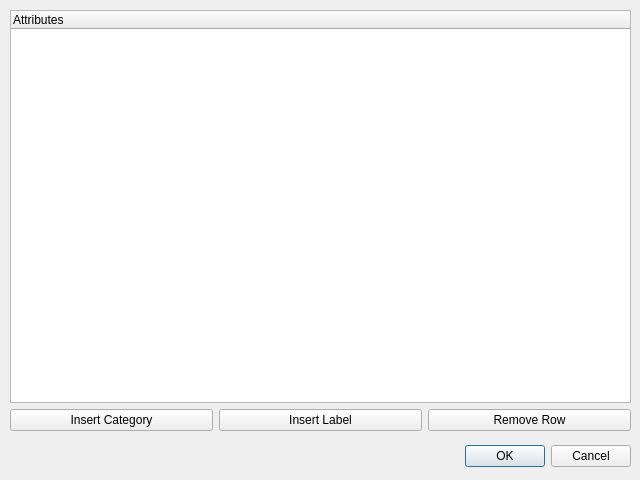
Before: the Qt Designer form modules/app/dialogannotation.ui in smartsenselab/SSAT, drawn with Qt 5.
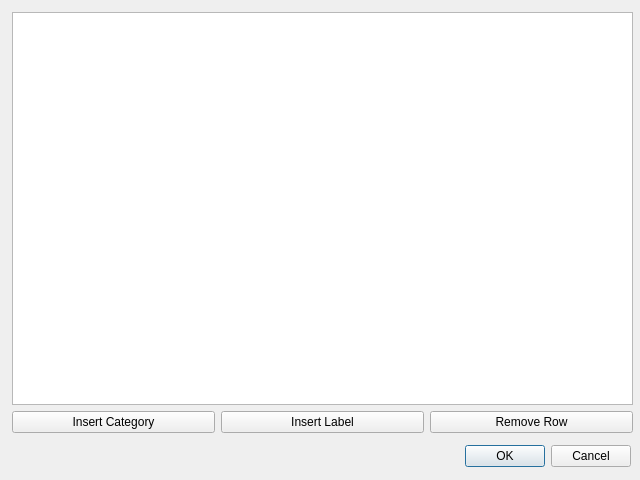
After: the same form once the commit is applied.

Commit message: Adding TreeModel class

Patch:
```diff
--- a/modules/app/dialogannotation.ui
+++ b/modules/app/dialogannotation.ui
@@ -32,24 +32,15 @@
   <widget class="QWidget" name="">
    <property name="geometry">
     <rect>
-     <x>10</x>
-     <y>10</y>
+     <x>12</x>
+     <y>12</y>
      <width>621</width>
      <height>421</height>
     </rect>
    </property>
    <layout class="QVBoxLayout" name="verticalLayout">
     <item>
-     <widget class="QTreeWidget" name="treeWidgetAttributes">
-      <property name="columnCount">
-       <number>1</number>
-      </property>
-      <column>
-       <property name="text">
-        <string>Attributes</string>
-       </property>
-      </column>
-     </widget>
+     <widget class="QTreeView" name="treeViewAttributes"/>
     </item>
     <item>
      <layout class="QHBoxLayout" name="horizontalLayout">
```
The commit also changes 4 other files.
